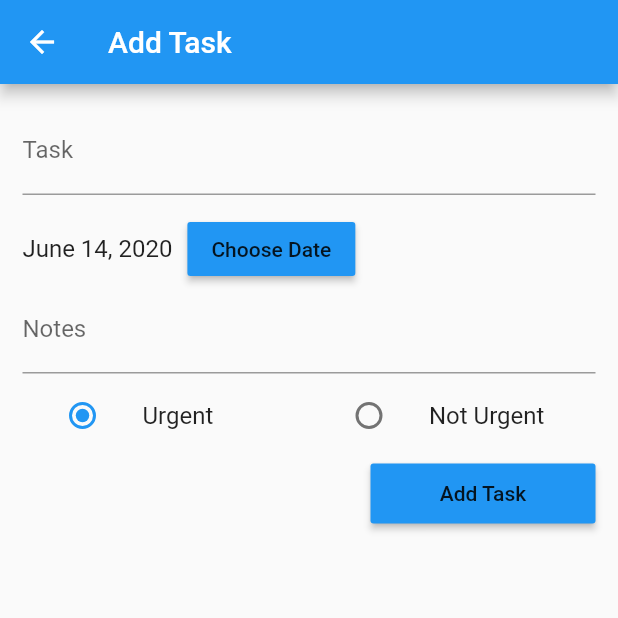
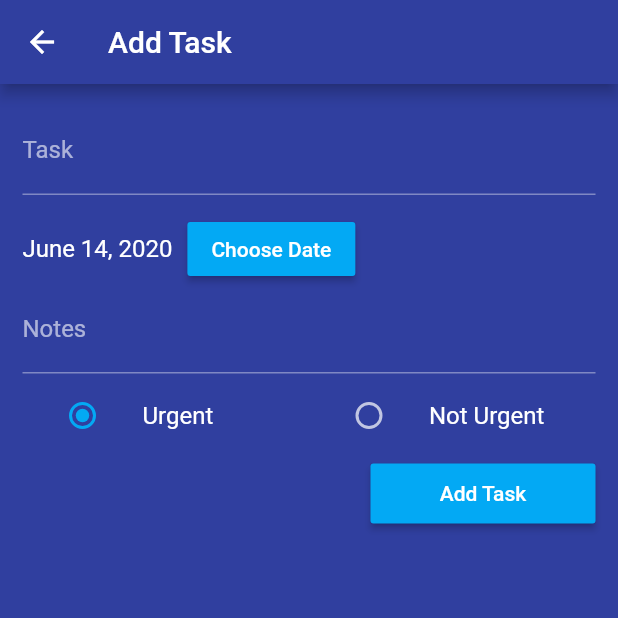
Before and after one commit to kzkit/todo_bloc, a Flutter app: the screen it shows after launch, after a tap on the "add" icon, on a phone screen of 412 x 824 dp, the top half of it. Run offline on Flutter 3.47's test engine with Material 2 defaults, Android fonts, the phone set to English and light mode, and no system bars; our stand-ins replace bloc, equatable, flutter_bloc, sqflite; accounts and stored records are empty.

Commit message:
implemented the rest of the code. App is at 1.0.0 as of now

```diff
--- a/lib/main.dart
+++ b/lib/main.dart
@@ -15,7 +15,9 @@ class MyApp extends StatelessWidget {
     return MaterialApp(
       debugShowCheckedModeBanner: false,
       theme: ThemeData(
-        primarySwatch: Colors.blue,
+        brightness: Brightness.dark,
+        primaryColor: Color.fromRGBO(48, 63, 159, 1),
+        accentColor: Color.fromRGBO(3, 169, 244, 1),
         visualDensity: VisualDensity.adaptivePlatformDensity,
       ),
       home: BlocProvider<TaskBloc>(
--- a/lib/widgets/add_task.dart
+++ b/lib/widgets/add_task.dart
@@ -33,6 +33,7 @@ class _TaskAdderState extends State<TaskAdder> {
   @override
   Widget build(BuildContext context) {
     return Scaffold(
+      backgroundColor: Theme.of(context).primaryColor,
       appBar: AppBar(
         title: Text('Add Task'),
       ),
@@ -66,7 +67,7 @@ class _TaskAdderState extends State<TaskAdder> {
                     width: 10,
                   ),
                   RaisedButton(
-                    color: Colors.blue,
+                    color: Theme.of(context).accentColor,
                     child: Text('Choose Date'),
                     onPressed: () => _selectDate(context),
                   )
@@ -120,7 +121,7 @@ class _TaskAdderState extends State<TaskAdder> {
                 minWidth: 150.00,
                 height: 40.00,
                 child: RaisedButton(
-                  color: Colors.blue,
+                  color: Theme.of(context).accentColor,
                   child: Text('Add Task'),
                   onPressed: () {
                     if (_formKey.currentState.validate()) {
--- a/lib/widgets/app.dart
+++ b/lib/widgets/app.dart
@@ -8,7 +8,9 @@ import 'package:todo_bloc/widgets/add_task.dart';
 class App extends StatelessWidget {
   @override
   Widget build(BuildContext context) {
+    BlocProvider.of<TaskBloc>(context).add(GetTasks());
     return Scaffold(
+      backgroundColor: Theme.of(context).primaryColor,
       appBar: AppBar(
         centerTitle: true,
         title: Text('Tasks'),
--- a/lib/widgets/task_list.dart
+++ b/lib/widgets/task_list.dart
@@ -12,21 +12,37 @@ class TaskList extends StatelessWidget {
       bloc: taskBloc,
       builder: (context, state) {
         if (state is TaskEmpty) {
-          return Center(
-            child: Text('Add some tasks now!'),
+          return Column(
+            mainAxisAlignment: MainAxisAlignment.start,
+            crossAxisAlignment: CrossAxisAlignment.stretch,
+            children: <Widget>[
+              Padding(
+                padding: EdgeInsets.all(20),
+                child: Image.asset('assets/img/lime-list-is-empty.png'),
+              ),
+              Text(
+                'You have no tasks.',
+                textAlign: TextAlign.center,
+              ),
+            ],
           );
         } else if (state is TaskLoaded) {
           final tasks = state.task;
           return ListView.builder(
             itemCount: tasks.length,
             itemBuilder: (context, index) {
-              return Card(
+              return Dismissible(
+                background: Container(color: Theme.of(context).errorColor),
+                key: Key(tasks[index].id.toString()),
+                child: Card(
+                  color: Colors.black26,
                   //TODO: Add touch behavior to swipe to delete
                   shape: RoundedRectangleBorder(
                     borderRadius: BorderRadius.circular(15.0),
                   ),
                   child: ListTile(
                     leading: CircleAvatar(
+                      backgroundColor: Colors.white70,
                       radius: 25,
                       child: Text(DateFormat.Md()
                           .format(DateTime.parse(tasks[index].dateTime))),
@@ -35,6 +51,14 @@ class TaskList extends StatelessWidget {
                     subtitle: Text(tasks[index].note),
                     trailing: Text(tasks[index].priority),
                   ),
+                ),
+                onDismissed: (direction) {
+                  BlocProvider.of<TaskBloc>(context)
+                      .add(DeleteTask(id: tasks[index].id));
+                  //add a snackbar to show deletion
+                  Scaffold.of(context)
+                      .showSnackBar(SnackBar(content: Text("Task deleted")));
+                },
               );
             },
           );
```
Also changed, not shown: lib/bloc/task_bloc.dart (+16 -13 lines). Lines whose indentation alone changed are shown as unchanged.
